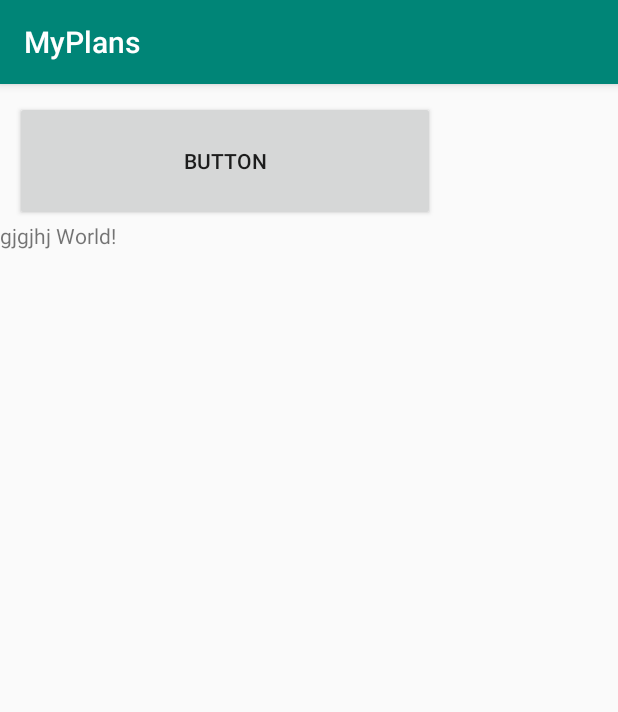
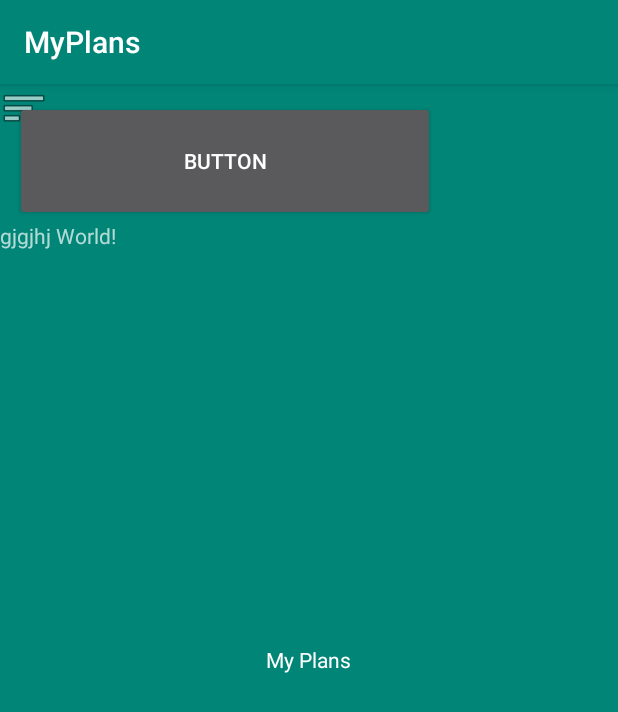
Before and after one commit to NoahValbakAardestrup/MyPlans, an Android app: the screen it shows after launch (MainActivity), on a phone screen of 412 x 824 dp. Shown: the top 712 px of the screen. Run offline under Robolectric (Android 15) with nearby library versions, the phone set to English and light mode, and no system bars.

Commit message:
init main and create act

```diff
--- a/app/build.gradle
+++ b/app/build.gradle
@@ -25,4 +25,10 @@ dependencies {
     testImplementation 'junit:junit:4.12'
     androidTestImplementation 'com.android.support.test:runner:1.0.2'
     androidTestImplementation 'com.android.support.test.espresso:espresso-core:3.0.2'
+
+    // Support
+    implementation 'com.android.support:appcompat-v7:28.0.0'
+    implementation 'com.android.support:design:28.0.0'
+    implementation 'com.android.support:recyclerview-v7:28.0.0'
+    implementation 'com.android.support:cardview-v7:28.0.0'
 }
--- a/app/src/main/AndroidManifest.xml
+++ b/app/src/main/AndroidManifest.xml
@@ -16,6 +16,7 @@
                 <category android:name="android.intent.category.LAUNCHER" />
             </intent-filter>
         </activity>
+        <activity android:name=".CreateActivity"></activity>
     </application>
 
 </manifest>
--- a/app/src/main/res/layout/activity_main.xml
+++ b/app/src/main/res/layout/activity_main.xml
@@ -1,10 +1,78 @@
-<?xml version="1.0" encoding="utf-8"?>
 <RelativeLayout xmlns:android="http://schemas.android.com/apk/res/android"
     xmlns:app="http://schemas.android.com/apk/res-auto"
+    xmlns:custom="http://schemas.android.com/apk/res-auto"
     xmlns:tools="http://schemas.android.com/tools"
     android:layout_width="match_parent"
     android:layout_height="match_parent"
-    tools:context=".MainActivity">
+    android:orientation="vertical">
+
+    <android.support.v4.widget.DrawerLayout
+        android:id="@+id/drawer_layout"
+        android:layout_width="match_parent"
+        android:layout_height="match_parent"
+        android:layout_alignParentStart="true"
+        android:layout_alignParentTop="true">
+
+        <RelativeLayout
+            android:id="@+id/toolbar"
+            xmlns:android="http://schemas.android.com/apk/res/android" android:layout_width="match_parent"
+            android:background="@color/colorPrimary"
+            android:layout_height="match_parent">
+
+
+            <ImageView
+                android:id="@+id/hamburgerButton"
+                android:layout_width="wrap_content"
+                android:layout_height="wrap_content"
+                android:src="@android:drawable/ic_menu_sort_by_size"
+                />
+
+            <TextView
+                android:layout_width="wrap_content"
+                android:layout_centerInParent="true"
+                android:text="My Plans"
+
+                android:textColor="@android:color/white"
+                android:layout_height="wrap_content" />
+        </RelativeLayout>
+
+
+        <android.support.design.widget.CoordinatorLayout
+            android:id="@+id/coordinator_layout"
+            android:layout_width="match_parent"
+            android:layout_height="match_parent"
+            android:layout_below="@id/toolbar">
+
+            <android.support.design.widget.AppBarLayout
+                android:layout_width="match_parent"
+                android:layout_height="wrap_content"
+                android:background="@android:color/transparent"
+                android:fitsSystemWindows="true"
+                android:theme="@style/ThemeOverlay.AppCompat.Dark.ActionBar">
+
+            <android.support.design.widget.CollapsingToolbarLayout
+                android:layout_width="match_parent"
+                android:layout_height="wrap_content"
+                android:background="@android:color/transparent"
+                android:fitsSystemWindows="true"
+                app:contentScrim="@android:color/white"
+                app:expandedTitleMarginEnd="64dp"
+                app:expandedTitleMarginStart="48dp"
+                app:layout_scrollFlags="scroll|exitUntilCollapsed"
+                app:statusBarScrim="@android:color/white">
+
+
+        <RelativeLayout
+            android:layout_width="match_parent"
+            android:layout_height="match_parent">
+
+            <view class="android.support.v7.app.AlertController$RecycleListView"
+                android:layout_width="match_parent"
+                android:background="#dedede"
+                android:layout_margin="10dp"
+                android:layout_height="match_parent">
+
+            </view>
 
             <TextView
                 android:id="@+id/textTitle"
@@ -28,6 +96,15 @@
                 android:text="Button"
                 tools:layout_editor_absoluteX="31dp"
                 tools:layout_editor_absoluteY="433dp" />
+        </RelativeLayout>
+
+            </android.support.design.widget.CollapsingToolbarLayout>
+
+            </android.support.design.widget.AppBarLayout>
 
 
+    </android.support.design.widget.CoordinatorLayout>
+
+    </android.support.v4.widget.DrawerLayout>
+
 </RelativeLayout>
```
Also changed, not shown: app/src/main/java/com/example/noahvalbakaardestrup/myplans/CreateActivity.java (added, +13 -0 lines), app/src/main/res/layout/activity_create.xml (added, +9 -0 lines), app/src/main/res/layout/toolbar.xml (added, +14 -0 lines). Lines whose indentation alone changed are shown as unchanged.
